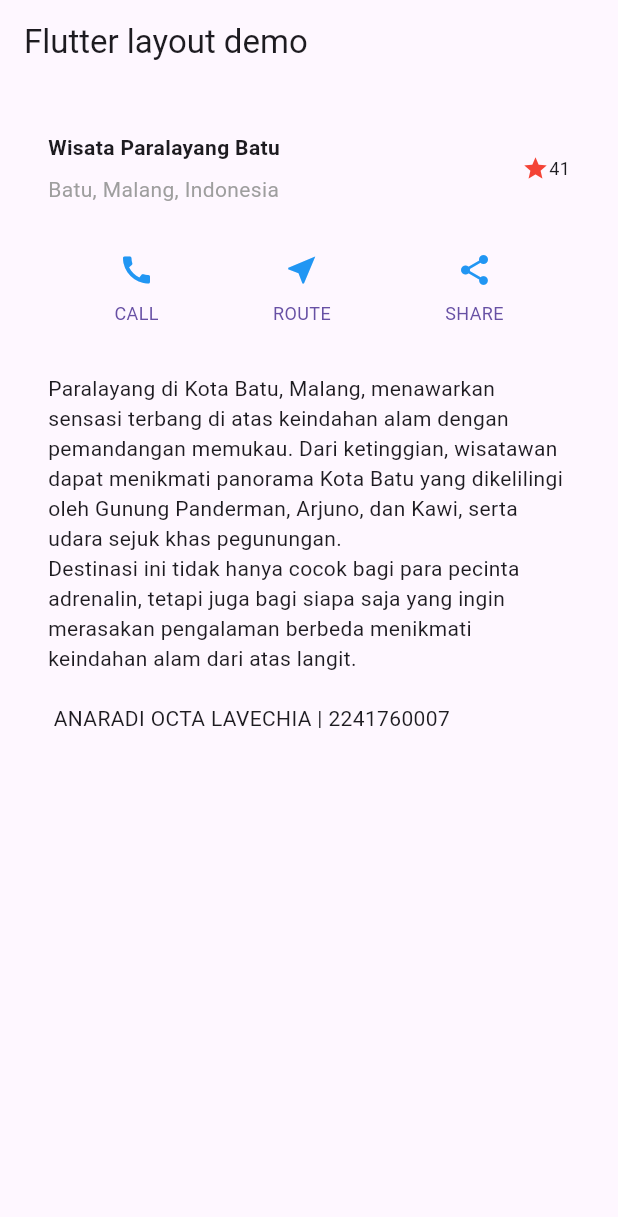
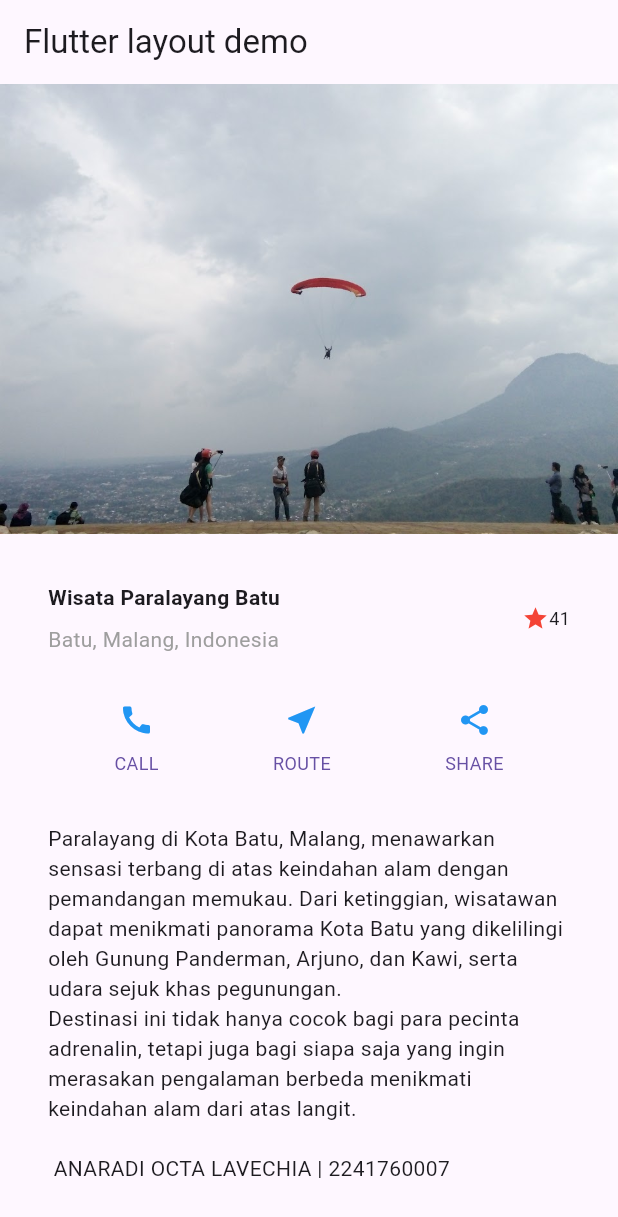
Before and after one commit to anaradiocta/MOBILE, a Flutter app: the screen it shows after launch, on a phone screen of 412 x 824 dp. Shown: the top 1217 px of the screen. Run offline on Flutter 3.47's test engine with Material 3 defaults, Android fonts, the phone set to English and light mode, and no system bars.

Commit message:
Jobsheet 6 - Praktikum 4

```diff
--- a/lib/main.dart
+++ b/lib/main.dart
@@ -76,15 +76,21 @@ class MyApp extends StatelessWidget {
         appBar: AppBar(
           title: const Text('Flutter layout demo'),
         ),
-        body: Column(
+        body: ListView(
           children: [
+            Image.asset(
+              'images/paralayang.jpg',
+              width: 600,
+              height: 300,
+              fit: BoxFit.cover,
+            ),
             titleSection,
             buttonSection, // Tambahkan buttonSection ke body
             textSection
           ],
         ),
-      ),
-    );
+        ),
+      );
   }
 
   Column _buildButtonColumn(Color color, IconData icon, String label) {
--- a/pubspec.yaml
+++ b/pubspec.yaml
@@ -59,8 +59,8 @@ flutter:
   uses-material-design: true
 
   # To add assets to your application, add an assets section, like this:
-  # assets:
-  #   - images/a_dot_burr.jpeg
+  assets:
+    - images/paralayang.jpg
   #   - images/a_dot_ham.jpeg
 
   # An image asset can refer to one or more resolution-specific "variants", see
```
Also changed, not shown: images/paralayang.jpg (added), prak333.JPG (added), prak4.JPG (added), prak44.JPG (added), prak444.JPG (added), prak4444.JPG (added).
